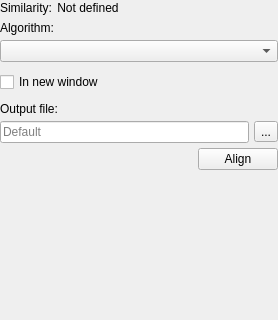
Old version of the form src/corelibs/U2View/src/ov_msa/ui/PairwiseAlignmentOptionsPanelWidget.ui in the repository violethaze74/ugene; both pictures show x 0 to 278 and y 0 to 320 of the 278 by 592 pixel window.
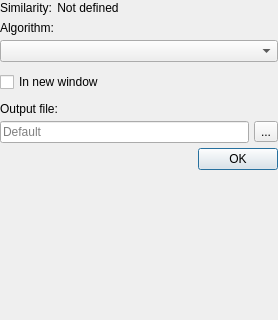
New version of the form.

Commit message: Help system for all dialogs, UI improvements for all dialogs.

What changed in the file:
```diff
--- a/src/corelibs/U2View/src/ov_msa/ui/PairwiseAlignmentOptionsPanelWidget.ui
+++ b/src/corelibs/U2View/src/ov_msa/ui/PairwiseAlignmentOptionsPanelWidget.ui
@@ -264,28 +264,11 @@
     </widget>
    </item>
    <item>
-    <layout class="QHBoxLayout" name="alignLayout">
-     <item>
-      <spacer name="alignSpacer">
-       <property name="orientation">
-        <enum>Qt::Horizontal</enum>
-       </property>
-       <property name="sizeHint" stdset="0">
-        <size>
-         <width>40</width>
-         <height>20</height>
-        </size>
-       </property>
-      </spacer>
-     </item>
-     <item>
-      <widget class="QPushButton" name="alignButton">
-       <property name="text">
-        <string>Align</string>
-       </property>
-      </widget>
-     </item>
-    </layout>
+    <widget class="QDialogButtonBox" name="buttonBox">
+     <property name="standardButtons">
+      <set>QDialogButtonBox::Ok</set>
+     </property>
+    </widget>
    </item>
    <item>
     <spacer name="globaSpacer">
```
The commit also changes 309 other files.
